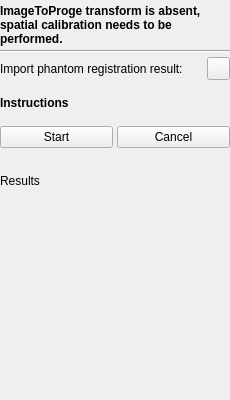
Old version of the form PlusApp/fCal/Toolboxes/SingleWallCalibrationToolbox.ui in the repository PlusToolkit/PlusApp.
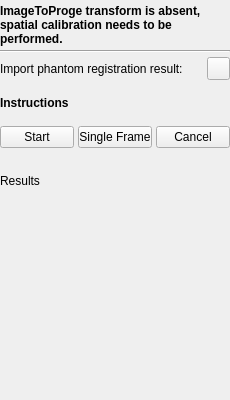
New version of the form. Icons and pictures are not drawn.

Commit message: re #743 adding single frame capture to single wall calibration toolbox

What changed in the file:
```diff
--- a/PlusApp/fCal/Toolboxes/SingleWallCalibrationToolbox.ui
+++ b/PlusApp/fCal/Toolboxes/SingleWallCalibrationToolbox.ui
@@ -188,6 +188,13 @@
        </property>
       </widget>
      </item>
+     <item>
+      <widget class="QPushButton" name="pushButton_SingleFrame">
+       <property name="text">
+        <string>Single Frame</string>
+       </property>
+      </widget>
+     </item>
      <item>
       <widget class="QPushButton" name="pushButton_CancelSpatial">
        <property name="text">
```
The commit also changes 2 other files.
